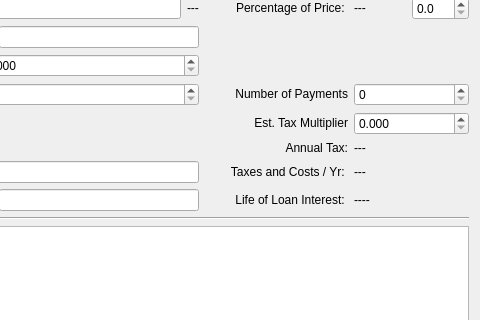
Old version of the form mainwindow.ui in the repository themattkerr/Mortgage_Calculator; both pictures show x 177 to 657 and y 89 to 409 of the 657 by 631 pixel window.
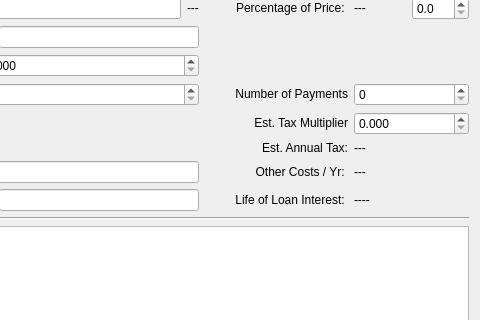
New version of the form.

Commit message:
Beta build 3
only shows annual other expenses now.

The edit to the form file:
```diff
--- a/mainwindow.ui
+++ b/mainwindow.ui
@@ -527,7 +527,7 @@
        </sizepolicy>
       </property>
       <property name="text">
-       <string>Taxes and Costs / Yr: </string>
+       <string>Other Costs / Yr: </string>
       </property>
       <property name="textFormat">
        <enum>Qt::RichText</enum>
@@ -693,7 +693,7 @@
     <item row="7" column="2">
      <widget class="QLabel" name="label_9">
       <property name="text">
-       <string>Annual Tax:</string>
+       <string>Est.  Annual Tax:</string>
       </property>
       <property name="textFormat">
        <enum>Qt::RichText</enum>
```
The commit also changes 2 other files.
